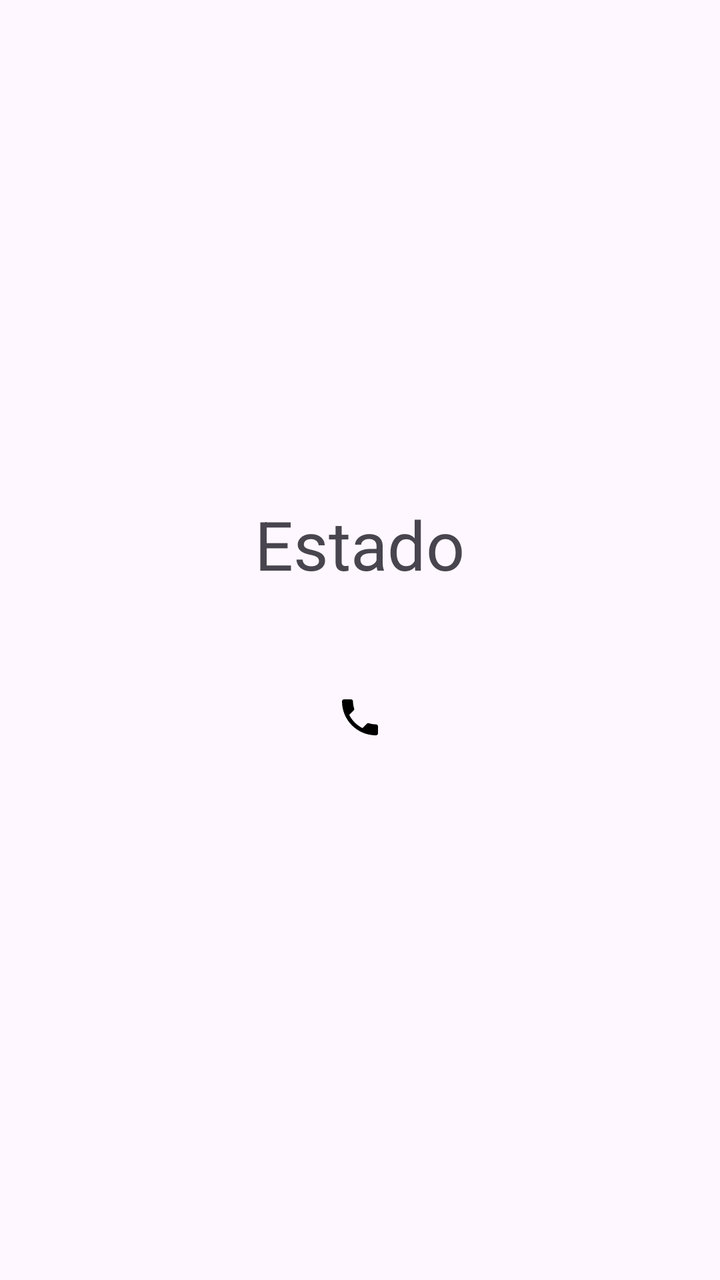
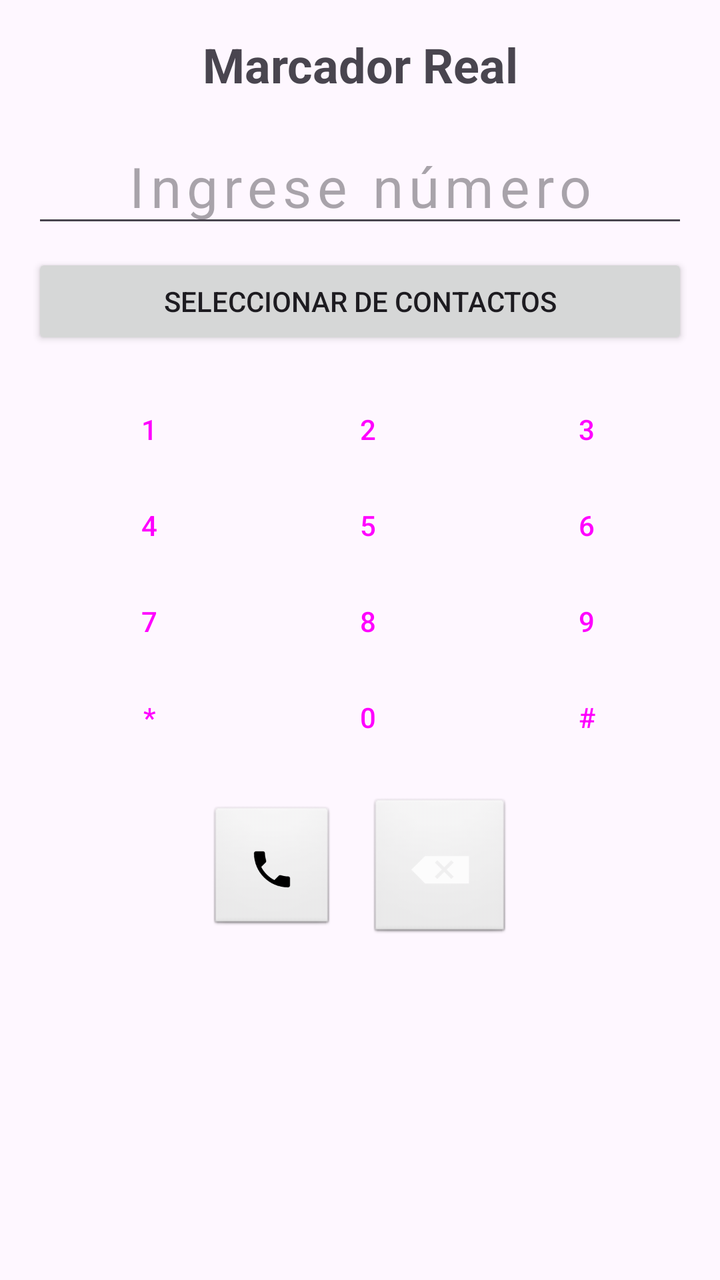

Before-and-after screenshots of an Android layout around one commit, followed by the original layout XML and the change that was made.
<!-- AndroidManifest.xml: application theme Theme.MR100823 -->
<!-- res/layout/activity_image_button.xml -->
<?xml version="1.0" encoding="utf-8"?>
<LinearLayout xmlns:android="http://schemas.android.com/apk/res/android"
    xmlns:tools="http://schemas.android.com/tools"
    android:id="@+id/main"
    android:layout_width="match_parent"
    android:layout_height="match_parent"
    android:orientation="vertical"
    android:gravity="center"
    android:padding="16dp"
    tools:context=".ImageButtonActivity">

    <TextView
        android:id="@+id/tvEstadoLlamada"
        android:layout_width="wrap_content"
        android:layout_height="wrap_content"
        android:text="Estado"
        android:textSize="34sp"
        android:layout_marginBottom="32dp" />

    <ImageButton
        android:id="@+id/ib1"
        android:layout_width="wrap_content"
        android:layout_height="wrap_content"
        android:src="@drawable/ic_phone"
        android:onClick="llamar"
        android:contentDescription="Botón de llamar"
        android:padding="20dp"
        android:background="?attr/selectableItemBackgroundBorderless" />

</LinearLayout>
<!-- resources referenced by this layout -->
<resources>
  <!-- drawable ic_phone (drawable) -->
  <vector xmlns:android="http://schemas.android.com/apk/res/android"
      android:width="24dp"
      android:height="24dp"
      android:viewportWidth="24"
      android:viewportHeight="24">
      <path
          android:fillColor="#FF000000"
          android:pathData="M6.62,10.79c1.44,2.83 3.76,5.14 6.59,6.59l2.2,-2.2c0.27,-0.27 0.67,-0.36 1.02,-0.24 1.12,0.37 2.33,0.57 3.57,0.57 0.55,0 1,0.45 1,1L21,20c0,0.55 -0.45,1 -1,1 -9.39,0 -17,-7.61 -17,-17 0,-0.55 0.45,-1 1,-1h3.5c0.55,0 1,0.45 1,1 0,1.25 0.2,2.45 0.57,3.57 0.11,0.35 0.03,0.75 -0.25,1.02l-2.2,2.2z"/>
  </vector>
  <style name="Theme.MR100823" parent="Base.Theme.MR100823" />
  <style name="Base.Theme.MR100823" parent="Theme.Material3.DayNight.NoActionBar">
          
          
      </style>
</resources>

<!-- the commit's change to res/layout/activity_image_button.xml (unified diff, before → after) -->
@@ -5,26 +5,88 @@
     android:layout_width="match_parent"
     android:layout_height="match_parent"
     android:orientation="vertical"
-    android:gravity="center"
     android:padding="16dp"
     tools:context=".ImageButtonActivity">
 
     <TextView
         android:id="@+id/tvEstadoLlamada"
-        android:layout_width="wrap_content"
+        android:layout_width="match_parent"
         android:layout_height="wrap_content"
-        android:text="Estado"
-        android:textSize="34sp"
-        android:layout_marginBottom="32dp" />
+        android:text="Marcador Real"
+        android:textSize="24sp"
+        android:textStyle="bold"
+        android:gravity="center"
+        android:layout_marginBottom="16dp" />
 
-    <ImageButton
-        android:id="@+id/ib1"
-        android:layout_width="wrap_content"
+    <EditText
+        android:id="@+id/etNumero"
+        android:layout_width="match_parent"
         android:layout_height="wrap_content"
-        android:src="@drawable/ic_phone"
-        android:onClick="llamar"
-        android:contentDescription="Botón de llamar"
-        android:padding="20dp"
-        android:background="?attr/selectableItemBackgroundBorderless" />
+        android:hint="Ingrese número"
+        android:inputType="phone"
+        android:textSize="28sp"
+        android:gravity="center"
+        android:letterSpacing="0.1"
+        android:layout_marginBottom="8dp" />
+
+    <Button
+        android:id="@+id/btnSeleccionarContacto"
+        android:layout_width="match_parent"
+        android:layout_height="wrap_content"
+        android:text="Seleccionar de Contactos"
+        android:layout_marginBottom="16dp" />
+
+    
+    <GridLayout
+        android:layout_width="match_parent"
+        android:layout_height="wrap_content"
+        android:columnCount="3"
+        android:rowCount="4"
+        android:layout_gravity="center"
+        android:layout_marginBottom="16dp">
+
+        <Button android:text="1" android:onClick="onDigitClick" style="?android:attr/buttonBarButtonStyle" android:layout_width="0dp" android:layout_columnWeight="1" />
+        <Button android:text="2" android:onClick="onDigitClick" style="?android:attr/buttonBarButtonStyle" android:layout_width="0dp" android:layout_columnWeight="1" />
+        <Button android:text="3" android:onClick="onDigitClick" style="?android:attr/buttonBarButtonStyle" android:layout_width="0dp" android:layout_columnWeight="1" />
+
+        <Button android:text="4" android:onClick="onDigitClick" style="?android:attr/buttonBarButtonStyle" android:layout_width="0dp" android:layout_columnWeight="1" />
+        <Button android:text="5" android:onClick="onDigitClick" style="?android:attr/buttonBarButtonStyle" android:layout_width="0dp" android:layout_columnWeight="1" />
+        <Button android:text="6" android:onClick="onDigitClick" style="?android:attr/buttonBarButtonStyle" android:layout_width="0dp" android:layout_columnWeight="1" />
+
+        <Button android:text="7" android:onClick="onDigitClick" style="?android:attr/buttonBarButtonStyle" android:layout_width="0dp" android:layout_columnWeight="1" />
+        <Button android:text="8" android:onClick="onDigitClick" style="?android:attr/buttonBarButtonStyle" android:layout_width="0dp" android:layout_columnWeight="1" />
+        <Button android:text="9" android:onClick="onDigitClick" style="?android:attr/buttonBarButtonStyle" android:layout_width="0dp" android:layout_columnWeight="1" />
+
+        <Button android:text="*" android:onClick="onDigitClick" style="?android:attr/buttonBarButtonStyle" android:layout_width="0dp" android:layout_columnWeight="1" />
+        <Button android:text="0" android:onClick="onDigitClick" style="?android:attr/buttonBarButtonStyle" android:layout_width="0dp" android:layout_columnWeight="1" />
+        <Button android:text="#" android:onClick="onDigitClick" style="?android:attr/buttonBarButtonStyle" android:layout_width="0dp" android:layout_columnWeight="1" />
+
+    </GridLayout>
+
+    <LinearLayout
+        android:layout_width="match_parent"
+        android:layout_height="wrap_content"
+        android:orientation="horizontal"
+        android:gravity="center">
+
+        <ImageButton
+            android:id="@+id/ibLlamar"
+            android:layout_width="wrap_content"
+            android:layout_height="wrap_content"
+            android:src="@drawable/ic_phone"
+            android:contentDescription="Llamar"
+            android:padding="20dp"
+            android:layout_marginEnd="16dp"
+            android:background="@android:drawable/btn_default" />
+
+        <ImageButton
+            android:id="@+id/ibBorrar"
+            android:layout_width="wrap_content"
+            android:layout_height="wrap_content"
+            android:src="@android:drawable/ic_input_delete"
+            android:contentDescription="Borrar"
+            android:padding="20dp"
+            android:background="@android:drawable/btn_default" />
+    </LinearLayout>
 
 </LinearLayout>
